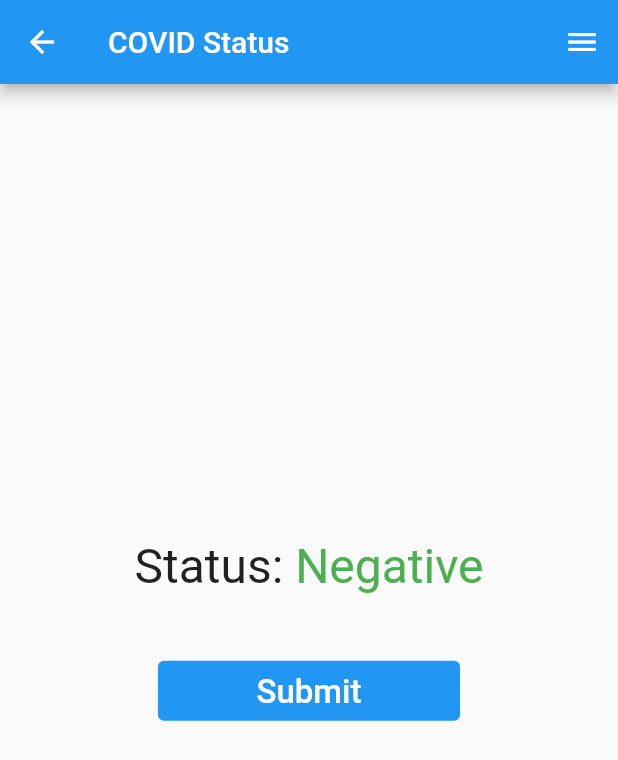
After one commit to Arham98/BlueTrace, a Flutter app: the CovidPage screen opened directly, on a phone screen of 412 x 824 dp. The commit adds this screen. Shown: the top 760 px of the screen. Run offline on Flutter 3.47's test engine with Material 2 defaults, Android fonts, the phone set to English and light mode, and no system bars; our stand-ins replace cloud_firestore, convert, firebase_auth, firebase_core, firebase_messaging, flutter_blue and 9 more; missing offline and left inert: beacon_broadcast, dart:ffi; accounts and stored records are empty.

Commit message:
major update

```diff
--- /dev/null
+++ b/lib/covid.dart
@@ -0,0 +1,213 @@
+//import 'package:blue_trace/main.dart';
+import 'dart:async';
+import 'package:flutter/material.dart';
+//import 'package:flutter_local_notifications/flutter_local_notifications.dart';
+import 'package:blue_trace/sidebar.dart';
+import 'package:blue_trace/user.dart';
+import 'package:flutter_spinkit/flutter_spinkit.dart';
+import 'package:http/http.dart' as http;
+import 'dart:convert';
+import 'package:blue_trace/notification.dart' as notification;
+import 'package:cloud_firestore/cloud_firestore.dart';
+
+class CovidPage extends StatefulWidget {
+  CovidPage({
+    Key key,
+  }) : super(key: key);
+
+  @override
+  _CovidPageState createState() => _CovidPageState(key: key);
+}
+
+class _CovidPageState extends State<CovidPage> {
+  _CovidPageState({Key key});
+
+  String submissionMsg = "";
+
+//CODE FOR COVID ALERT  directly to Firebase - Now to be done through Server//
+  // (bool newValue) async {
+  //   //print("$covidbool,$newValue");
+  //   if (newValue == true) {
+  //     await FirebaseFirestore.instance
+  //         .collection('covidPositive')
+  //         .add({
+  //       'uuid': curruuid,
+  //       'timestamp': Timestamp.fromMillisecondsSinceEpoch(
+  //           DateTime.now().millisecondsSinceEpoch),
+  //       'user': username,
+  //     });
+  //     await FirebaseFirestore.instance
+  //         .collection('users')
+  //         .doc(auth.FirebaseAuth.instance.currentUser.uid)
+  //         .set({
+  //       'covidStatus': true,
+  //     }, SetOptions(merge: true));
+  //     //await WebAppServices.sendCovidSignal(
+  //     //    scannerpgdata.myUserData.uuid);
+  //   } else {
+  //     await FirebaseFirestore.instance
+  //         .collection('users')
+  //         .doc(auth.FirebaseAuth.instance.currentUser.uid)
+  //         .set({
+  //       'covidStatus': false,
+  //     }, SetOptions(merge: true));
+  //     var docid;
+  //     await FirebaseFirestore.instance
+  //         .collection('covidPositive')
+  //         .where('uuid', isEqualTo: savedLocalUsrData.uuid)
+  //         .get()
+  //         .then((value) => {docid = value.docs.first.id});
+  //     await FirebaseFirestore.instance
+  //         .collection('covidPositive')
+  //         .doc(docid)
+  //         .delete();
+  //   }
+  //   setState(() {
+  //     savedLocalUsrData.covidStatus = newValue;
+  //     covidbool = newValue;
+  //   });
+  // },
+//          END       //
+
+  @override
+  void initState() {
+    super.initState();
+
+    WidgetsBinding.instance.addPostFrameCallback((_) {
+      getData();
+    });
+  }
+
+  void getData() async {}
+
+  Future sendCovidAlert() async {
+    final response = await http.post(
+      Uri.https(
+        notification.ROOT,
+        '',
+      ),
+      headers: <String, String>{
+        'Content-Type': 'application/json; charset=UTF-8',
+      },
+      body: jsonEncode(<String, String>{
+        'callType': "updated_covid_pos",
+        'timestamp': //Timestamp.fromMillisecondsSinceEpoch(
+            DateTime.now()
+                .millisecondsSinceEpoch
+                //)
+                .toString(),
+        'token': savedLocalUsrData.name,
+        'uuid': savedLocalUsrData.uuid,
+      }),
+    );
+    print(response);
+    return;
+  }
+
+  Future<String> getUserData() async {
+    return "RR";
+  }
+
+  @override
+  Widget build(BuildContext context) {
+    return Scaffold(
+      endDrawer: SideBar(
+        covidbool: false,
+      ),
+      appBar: AppBar(
+        title: Text("COVID Status"),
+      ),
+      body: Center(
+          child: FutureBuilder(
+              future: getUserData(),
+              builder: (context, snapshot) {
+                if (snapshot.hasData) {
+                  return new ListView(
+                    shrinkWrap: true,
+                    padding: const EdgeInsets.all(8),
+                    children: <Widget>[
+                      (savedLocalUsrData.covidStatus)
+                          ? Column(
+                              mainAxisAlignment: MainAxisAlignment.center,
+                              children: <Widget>[
+                                  Row(
+                                    mainAxisAlignment: MainAxisAlignment.center,
+                                    children: [
+                                      Text("Status: ",
+                                          style: TextStyle(fontSize: 32)),
+                                      Text("Positive",
+                                          style: TextStyle(
+                                              fontSize: 32, color: Colors.red))
+                                    ],
+                                  ),
+                                ])
+                          : Column(
+                              mainAxisAlignment: MainAxisAlignment.center,
+                              children: <Widget>[
+                                  Row(
+                                    mainAxisAlignment: MainAxisAlignment.center,
+                                    children: [
+                                      Text("Status: ",
+                                          style: TextStyle(fontSize: 32)),
+                                      Text("Negative",
+                                          style: TextStyle(
+                                              fontSize: 32,
+                                              color: Colors.green))
+                                    ],
+                                  ),
+                                  Padding(padding: EdgeInsets.all(20)),
+                                  TextButton(
+                                    style: TextButton.styleFrom(
+                                      primary: Colors.white,
+                                      backgroundColor: Colors.blue,
+                                      onSurface: Colors.white,
+                                    ),
+                                    child: Container(
+                                        width: 0.45 *
+                                            MediaQuery.of(context).size.width,
+                                        height: 24,
+                                        child: Center(
+                                          child: Text(
+                                            'Submit',
+                                            style: TextStyle(fontSize: 22),
+                                            //textScaleFactor: 1.0,
+                                          ),
+                                        )
+                                        //padding: EdgeInsets.all(8.0)
+                                        ),
+                                    onPressed: () async {
+                                      setState(() {
+                                        submissionMsg =
+                                            "Your Request is been Processed.";
+                                      });
+
+                                      await sendCovidAlert()
+                                          .whenComplete(() => {
+                                                submissionMsg =
+                                                    "Your Request has been Submitted for Approval, If you want you can send another request.",
+                                              });
+                                    },
+                                  ),
+                                  Padding(padding: EdgeInsets.all(8)),
+                                  Text(
+                                    submissionMsg,
+                                    style: TextStyle(fontSize: 18),
+                                    textAlign: TextAlign.center,
+                                  )
+                                ]),
+                    ],
+                  );
+                } else if (snapshot.hasError) {
+                  return Text(
+                    "${snapshot.error}",
+                  );
+                }
+                // By default, show a loading spinner
+                return SpinKitFadingCircle(
+                  color: Colors.cyan,
+                  size: 75.0,
+                );
+              })),
+    );
+  }
+}
--- a/lib/login.dart
+++ b/lib/login.dart
@@ -99,7 +99,8 @@ class LoginScreenState extends State<LoginScreen> {
                               ))),
                           onTap: () async {
                             await authService.googleSignIn().then((_) async {
-                              Scaffold.of(context).showSnackBar(new SnackBar(
+                              ScaffoldMessenger.of(context)
+                                  .showSnackBar(new SnackBar(
                                 //duration: new Duration(seconds: 4),
                                 content: new Row(
                                   children: <Widget>[
@@ -157,6 +158,7 @@ class LoginScreenState extends State<LoginScreen> {
                                 MaterialPageRoute(
                                     builder: (context) => ScanPage(
                                           title: "Bluetooth Tracing",
+                                          firstLaunch: true,
                                         )),
                               );
                             });
--- a/lib/main.dart
+++ b/lib/main.dart
@@ -48,6 +48,7 @@ class MyApp extends StatelessWidget {
           ),
           home: ScanPage(
             title: "Bluetooth Tracing",
+            firstLaunch: true,
           ),
         ),
       );
--- a/lib/maps.dart
+++ b/lib/maps.dart
@@ -1,14 +1,14 @@
 import 'package:google_maps_flutter/google_maps_flutter.dart';
 import 'package:flutter/material.dart';
 import 'package:cloud_firestore/cloud_firestore.dart';
-import 'package:firebase_auth/firebase_auth.dart' as auth;
+//import 'package:firebase_auth/firebase_auth.dart' as auth;
 import 'package:flutter/widgets.dart';
 import 'dart:async';
 import 'package:blue_trace/user.dart';
 import 'package:flutter_spinkit/flutter_spinkit.dart';
 import 'package:blue_trace/Mapper.dart';
 import 'dart:math' as math;
-import 'package:modal_bottom_sheet/modal_bottom_sheet.dart';
+//import 'package:modal_bottom_sheet/modal_bottom_sheet.dart';
 
 class MarkerText {
   String title;
--- a/lib/notification.dart
+++ b/lib/notification.dart
@@ -8,7 +8,8 @@ import 'dart:convert';
 import 'package:blue_trace/Mapper.dart';
 import 'package:cloud_firestore/cloud_firestore.dart';
 
-const ROOT = '10.0.2.2:8080';
+const ROOT =
+    'obscure-plateau-63653.herokuapp.com'; // '10.0.2.2:8080'; // 'https://obscure-plateau-63653.herokuapp.com'
 
 Future sendToken(String title) async {
   var currUUID = "";
@@ -21,18 +22,14 @@ Future sendToken(String title) async {
         .then((usrData) => {
               tempData = UserData.fromData(usrData.data()),
               currUUID = tempData.uuid,
-              //print(currUUID),
-
-              // print(hex.encode(myUserData.uuid.codeUnits)),
-
-              // hexstr = hex.encode(myUserData.uuid.codeUnits),
-              // strrlst = hex.decode(hexstr), //.map((char) => null),
-              // strr = String.fromCharCodes(strrlst),
             });
   }
 
   final response = await http.post(
-    Uri.http(ROOT, ''),
+    Uri.https(
+      ROOT,
+      '',
+    ),
     headers: <String, String>{
       'Content-Type': 'application/json; charset=UTF-8',
     },
@@ -43,15 +40,6 @@ Future sendToken(String title) async {
     }),
   );
   print(response);
-  // if (response.statusCode == 201) {
-  //   // If the server did return a 201 CREATED response,
-  //   // then parse the JSON.
-  //   print(jsonDecode(response.body));
-  // } else {
-  //   // If the server did not return a 201 CREATED response,
-  //   // then throw an exception.
-  //   throw Exception('Failed to load album');
-  // }
 }
 
 Future selectNotification(String payload) async {
```
Also changed, not shown: lib/Popups.dart (added, +49 -0 lines), lib/Scanner.dart (+134 -80 lines), lib/services.dart (+25 -25 lines), lib/sidebar.dart (+34 -67 lines), pubspec.yaml (+10 -10 lines), pubspec.lock, 3 other files.
